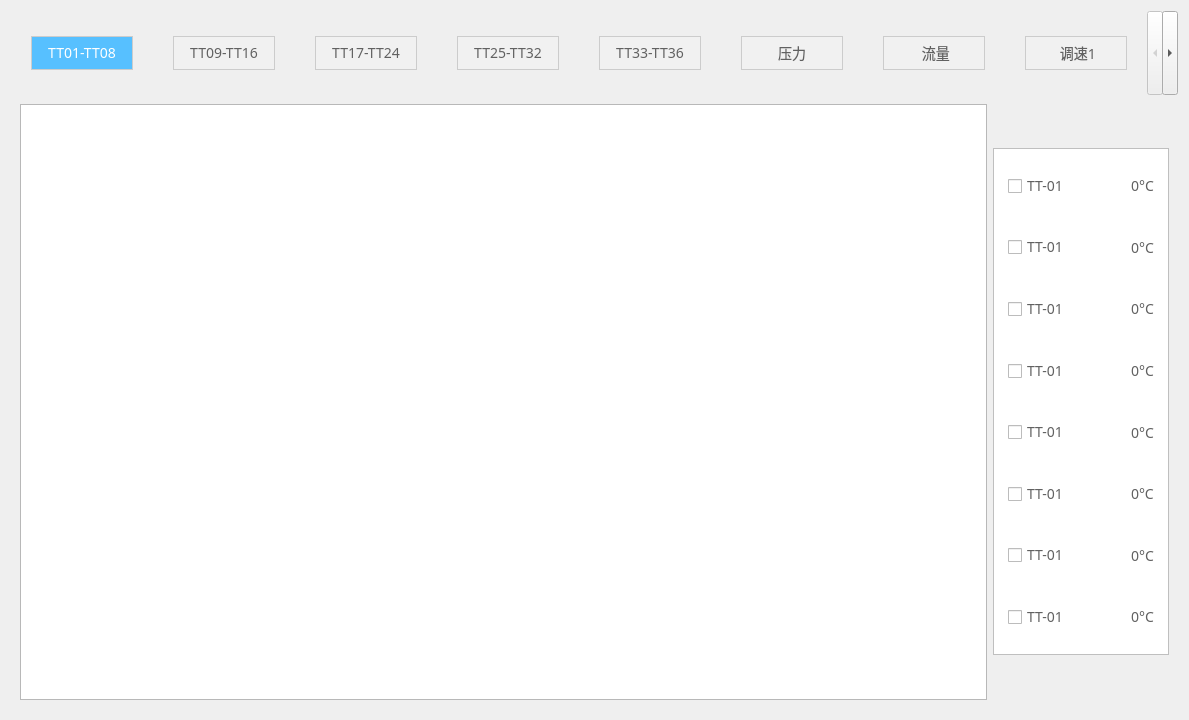
Qt form DeviceStatus/RealTimeCurve/rtcurve.ui (Hccccc1/MOH_viewer) before a commit.
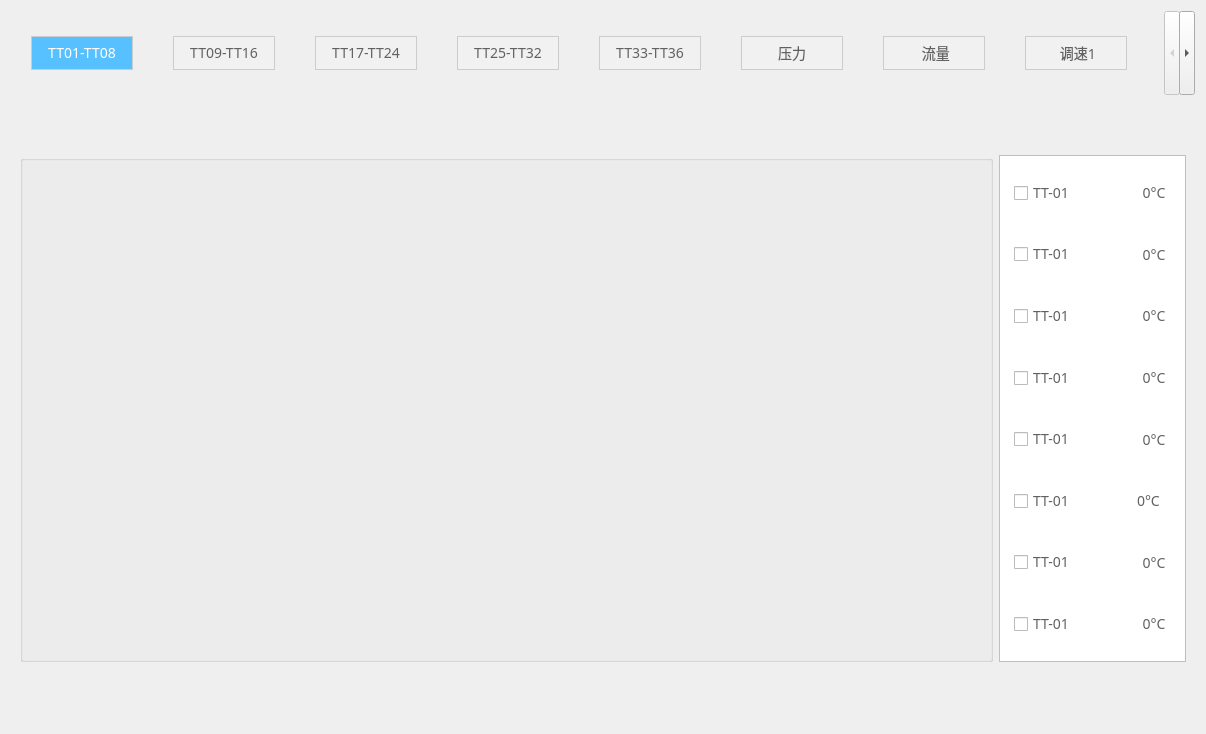
The same form after that commit. Icons and pictures are not drawn. Custom widgets are drawn as their Qt base class.

What changed in the file:
```diff
--- a/DeviceStatus/RealTimeCurve/rtcurve.ui
+++ b/DeviceStatus/RealTimeCurve/rtcurve.ui
@@ -6,8 +6,8 @@
    <rect>
     <x>0</x>
     <y>0</y>
-    <width>1189</width>
-    <height>720</height>
+    <width>1206</width>
+    <height>734</height>
    </rect>
   </property>
   <property name="windowTitle">
@@ -49,9 +49,6 @@
        <string>TT01-TT08</string>
       </attribute>
       <layout class="QGridLayout" name="gridLayout_3">
-       <item row="0" column="0">
-        <widget class="QTableView" name="tableView"/>
-       </item>
        <item row="0" column="1">
         <widget class="QGroupBox" name="groupBox">
          <property name="maximumSize">
@@ -694,6 +691,54 @@
          </layout>
         </widget>
        </item>
+       <item row="0" column="0">
+        <widget class="QGroupBox" name="groupBox_2">
+         <property name="title">
+          <string/>
+         </property>
+         <layout class="QGridLayout" name="gridLayout_4">
+          <property name="leftMargin">
+           <number>0</number>
+          </property>
+          <property name="topMargin">
+           <number>0</number>
+          </property>
+          <property name="rightMargin">
+           <number>0</number>
+          </property>
+          <property name="bottomMargin">
+           <number>0</number>
+          </property>
+          <property name="spacing">
+           <number>0</number>
+          </property>
+          <item row="0" column="0">
+           <widget class="QCustomPlot" name="realtimePlot_1" native="true"/>
+          </item>
+          <item row="0" column="1">
+           <widget class="QCustomPlot" name="realtimePlot_2" native="true"/>
+          </item>
+          <item row="1" column="0">
+           <widget class="QCustomPlot" name="realtimePlot_3" native="true"/>
+          </item>
+          <item row="1" column="1">
+           <widget class="QCustomPlot" name="realtimePlot_4" native="true"/>
+          </item>
+          <item row="2" column="0">
+           <widget class="QCustomPlot" name="realtimePlot_5" native="true"/>
+          </item>
+          <item row="2" column="1">
+           <widget class="QCustomPlot" name="realtimePlot_7" native="true"/>
+          </item>
+          <item row="3" column="0">
+           <widget class="QCustomPlot" name="realtimePlot_6" native="true"/>
+          </item>
+          <item row="3" column="1">
+           <widget class="QCustomPlot" name="widget_8" native="true"/>
+          </item>
+         </layout>
+        </widget>
+       </item>
       </layout>
      </widget>
      <widget class="QWidget" name="tab_4">
@@ -745,6 +790,14 @@
    </item>
   </layout>
  </widget>
+ <customwidgets>
+  <customwidget>
+   <class>QCustomPlot</class>
+   <extends>QWidget</extends>
+   <header>3rdparty/QCustomPlot/qcustomplot.h</header>
+   <container>1</container>
+  </customwidget>
+ </customwidgets>
  <resources/>
  <connections/>
 </ui>
```
